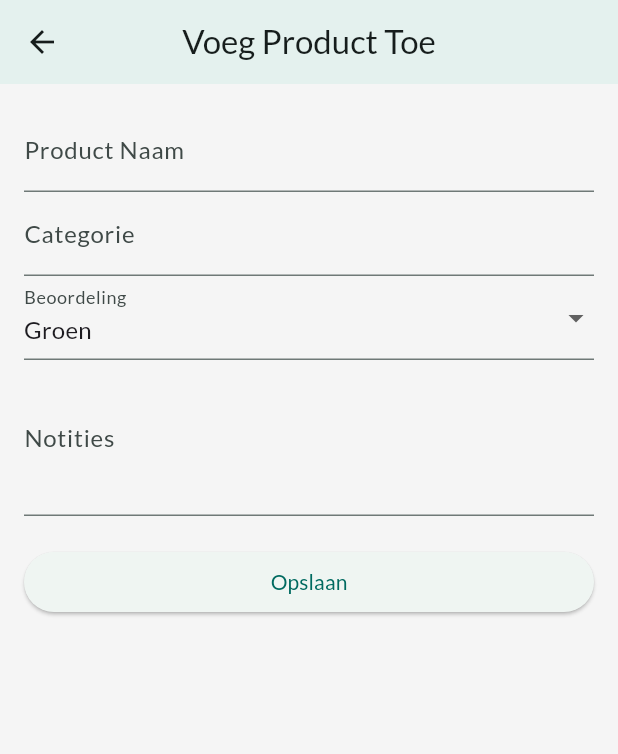
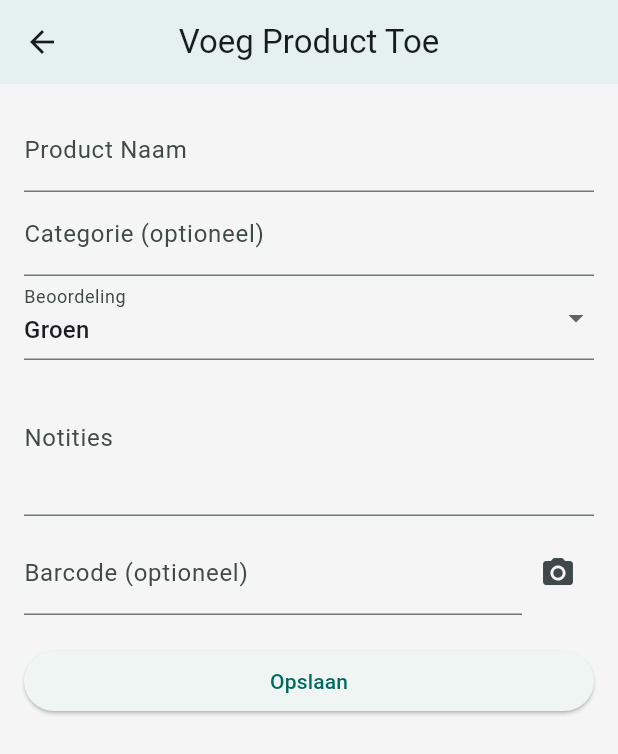
Before and after one commit to albert-boersen/histamine_helper, a Flutter app: the screen it shows after launch, after a tap on the "add" icon, on a phone screen of 412 x 824 dp. Shown: the top 754 px of the screen. Run offline on Flutter 3.47's test engine with Material 3 defaults, Android fonts, the light colour scheme and no system bars; our stand-ins replace hive, hive_flutter; missing offline and left inert: mobile_scanner; accounts and stored records are empty.

Commit message:
Added a mobile scanner and fixed some issues

```diff
--- a/lib/main.dart
+++ b/lib/main.dart
@@ -1,5 +1,4 @@
 import 'package:flutter/material.dart';
-import 'package:google_fonts/google_fonts.dart';
 import 'package:hive_flutter/hive_flutter.dart';
 import 'package:provider/provider.dart';
 import 'models/product.dart';
@@ -16,18 +15,20 @@ void main() async {
 
 class MyApp extends StatelessWidget {
   final Box<Product> productBox;
-  const MyApp({Key? key, required this.productBox}) : super(key: key);
+  MyApp({Key? key, Box<Product>? productBox})
+      : productBox = productBox ?? Hive.box<Product>('products'),
+        super(key: key);
 
   @override
   Widget build(BuildContext context) {
     return ChangeNotifierProvider(
       create: (_) => ProductProvider(productBox),
       child: MaterialApp(
-        title: 'Histamine Helper',
+        title: 'Histamine Tracker',
         theme: ThemeData(
           useMaterial3: true,
           colorScheme: ColorScheme.fromSeed(seedColor: Colors.teal),
-          textTheme: GoogleFonts.latoTextTheme(Theme.of(context).textTheme),
+          textTheme: ThemeData.light().textTheme,
           scaffoldBackgroundColor: Colors.grey[100],
           appBarTheme: const AppBarTheme(
             centerTitle: true,
--- a/lib/models/product.dart
+++ b/lib/models/product.dart
@@ -11,15 +11,19 @@ class Product extends HiveObject {
   String category;
 
   @HiveField(2)
-  String severity; // waarden: 'groen', 'oranje', 'rood'
+  String severity; // bijv. 'groen', 'oranje', 'rood'
 
   @HiveField(3)
   String notes;
+
+  @HiveField(4)
+  String? barcode; // optioneel barcode-veld
 
   Product({
     required this.name,
     required this.category,
     required this.severity,
     this.notes = '',
+    this.barcode,
   });
 }
--- a/lib/screens/add_product_screen.dart
+++ b/lib/screens/add_product_screen.dart
@@ -2,6 +2,7 @@ import 'package:flutter/material.dart';
 import 'package:provider/provider.dart';
 import '../providers/product_provider.dart';
 import '../models/product.dart';
+import 'barcode_scanner_screen.dart';
 
 class AddProductScreen extends StatefulWidget {
   const AddProductScreen({Key? key}) : super(key: key);
@@ -16,6 +17,7 @@ class _AddProductScreenState extends State<AddProductScreen> {
   String category = '';
   String severity = 'groen';
   String notes = '';
+  String barcode = '';
 
   @override
   Widget build(BuildContext context) {
@@ -35,7 +37,10 @@ class _AddProductScreenState extends State<AddProductScreen> {
                 onSaved: (value) => name = value!,
               ),
               TextFormField(
-                decoration: const InputDecoration(labelText: 'Categorie'),
+                decoration: const InputDecoration(
+                  labelText: 'Categorie (optioneel)',
+                  hintText: 'Laat leeg als niet van toepassing',
+                ),
                 onSaved: (value) => category = value ?? '',
               ),
               DropdownButtonFormField<String>(
@@ -57,16 +62,48 @@ class _AddProductScreenState extends State<AddProductScreen> {
                 maxLines: 3,
                 onSaved: (value) => notes = value ?? '',
               ),
+              const SizedBox(height: 10),
+              Row(
+                children: [
+                  Expanded(
+                    child: TextFormField(
+                      decoration: const InputDecoration(
+                        labelText: 'Barcode (optioneel)',
+                      ),
+                      initialValue: barcode,
+                      onSaved: (value) => barcode = value ?? '',
+                    ),
+                  ),
+                  IconButton(
+                    icon: const Icon(Icons.camera_alt),
+                    onPressed: () async {
+                      final scannedBarcode = await Navigator.push(
+                        context,
+                        MaterialPageRoute(
+                          builder: (context) => const BarcodeScannerScreen(),
+                        ),
+                      );
+                      if (scannedBarcode != null) {
+                        setState(() {
+                          barcode = scannedBarcode;
+                        });
+                      }
+                    },
+                  ),
+                ],
+              ),
               const SizedBox(height: 20),
               ElevatedButton(
                 onPressed: () {
                   if (_formKey.currentState!.validate()) {
                     _formKey.currentState!.save();
                     Product newProduct = Product(
-                        name: name,
-                        category: category,
-                        severity: severity,
-                        notes: notes);
+                      name: name,
+                      category: category,
+                      severity: severity,
+                      notes: notes,
+                      barcode: barcode.isNotEmpty ? barcode : null,
+                    );
                     productProvider.addProduct(newProduct);
                     Navigator.pop(context);
                   }
--- a/lib/screens/edit_product_screen.dart
+++ b/lib/screens/edit_product_screen.dart
@@ -2,16 +2,13 @@ import 'package:flutter/material.dart';
 import 'package:provider/provider.dart';
 import '../providers/product_provider.dart';
 import '../models/product.dart';
+import 'barcode_scanner_screen.dart';
 
 class EditProductScreen extends StatefulWidget {
   final Product product;
   final int productIndex;
 
-  const EditProductScreen({
-    Key? key,
-    required this.product,
-    required this.productIndex,
-  }) : super(key: key);
+  const EditProductScreen({Key? key, required this.product, required this.productIndex}) : super(key: key);
 
   @override
   _EditProductScreenState createState() => _EditProductScreenState();
@@ -23,6 +20,7 @@ class _EditProductScreenState extends State<EditProductScreen> {
   late String category;
   late String severity;
   late String notes;
+  late String barcode;
 
   @override
   void initState() {
@@ -31,6 +29,7 @@ class _EditProductScreenState extends State<EditProductScreen> {
     category = widget.product.category;
     severity = widget.product.severity;
     notes = widget.product.notes;
+    barcode = widget.product.barcode ?? '';
   }
 
   @override
@@ -47,8 +46,7 @@ class _EditProductScreenState extends State<EditProductScreen> {
               TextFormField(
                 initialValue: name,
                 decoration: const InputDecoration(labelText: 'Product Naam'),
-                validator: (value) =>
-                    value == null || value.isEmpty ? 'Vul een naam in' : null,
+                validator: (value) => value == null || value.isEmpty ? 'Vul een naam in' : null,
                 onSaved: (value) => name = value!,
               ),
               TextFormField(
@@ -79,6 +77,36 @@ class _EditProductScreenState extends State<EditProductScreen> {
                 maxLines: 3,
                 onSaved: (value) => notes = value ?? '',
               ),
+              const SizedBox(height: 10),
+              Row(
+                children: [
+                  Expanded(
+                    child: TextFormField(
+                      decoration: const InputDecoration(
+                        labelText: 'Barcode (optioneel)',
+                      ),
+                      initialValue: barcode,
+                      onSaved: (value) => barcode = value ?? '',
+                    ),
+                  ),
+                  IconButton(
+                    icon: const Icon(Icons.camera_alt),
+                    onPressed: () async {
+                      final scannedBarcode = await Navigator.push(
+                        context,
+                        MaterialPageRoute(
+                          builder: (context) => const BarcodeScannerScreen(),
+                        ),
+                      );
+                      if (scannedBarcode != null) {
+                        setState(() {
+                          barcode = scannedBarcode;
+                        });
+                      }
+                    },
+                  ),
+                ],
+              ),
               const SizedBox(height: 20),
               ElevatedButton(
                 onPressed: () {
@@ -89,6 +117,7 @@ class _EditProductScreenState extends State<EditProductScreen> {
                       category: category,
                       severity: severity,
                       notes: notes,
+                      barcode: barcode.isNotEmpty ? barcode : null,
                     );
                     productProvider.updateProduct(widget.productIndex, updatedProduct);
                     Navigator.pop(context);
--- a/lib/screens/home_screen.dart
+++ b/lib/screens/home_screen.dart
@@ -31,22 +31,21 @@ class _HomeScreenState extends State<HomeScreen> {
   @override
   Widget build(BuildContext context) {
     final productProvider = Provider.of<ProductProvider>(context);
-    // Filter de producten op naam en categorie
-    final products = productProvider.products
-        .where((product) =>
-            product.name.toLowerCase().contains(searchQuery.toLowerCase()) ||
-            product.category.toLowerCase().contains(searchQuery.toLowerCase()))
-        .toList();
+    // Zoek op naam, categorie en barcode:
+    final products = productProvider.products.where((product) =>
+        product.name.toLowerCase().contains(searchQuery.toLowerCase()) ||
+        product.category.toLowerCase().contains(searchQuery.toLowerCase()) ||
+        (product.barcode?.toLowerCase().contains(searchQuery.toLowerCase()) ?? false)
+    ).toList();
 
     return Scaffold(
       appBar: AppBar(
-        title: const Text('Histamine Helper'),
+        title: const Text('Histamine Tracker'),
       ),
       body: Padding(
         padding: const EdgeInsets.all(8.0),
         child: Column(
           children: [
-            // Zoekbalk
             TextField(
               decoration: InputDecoration(
                 labelText: 'Zoeken',
@@ -62,7 +61,6 @@ class _HomeScreenState extends State<HomeScreen> {
               },
             ),
             const SizedBox(height: 10),
-            // Lijst met producten (gefilterd)
             Expanded(
               child: products.isEmpty
                   ? const Center(child: Text('Geen producten gevonden'))
@@ -75,33 +73,24 @@ class _HomeScreenState extends State<HomeScreen> {
                           shape: RoundedRectangleBorder(
                             borderRadius: BorderRadius.circular(12),
                           ),
-                          margin: const EdgeInsets.symmetric(
-                              vertical: 6, horizontal: 12),
+                          margin: const EdgeInsets.symmetric(vertical: 6, horizontal: 12),
                           child: ListTile(
-                            contentPadding: const EdgeInsets.symmetric(
-                                vertical: 8, horizontal: 16),
-                            title: Text(product.name,
-                                style: const TextStyle(
-                                    fontWeight: FontWeight.w600)),
-                            subtitle: Text(product.category.isNotEmpty
-                                ? product.category
-                                : 'Geen categorie'),
+                            contentPadding: const EdgeInsets.symmetric(vertical: 8, horizontal: 16),
+                            title: Text(product.name, style: const TextStyle(fontWeight: FontWeight.w600)),
+                            subtitle: Text(product.category.isNotEmpty ? product.category : 'Geen categorie'),
                             trailing: CircleAvatar(
-                              backgroundColor:
-                                  getSeverityColor(product.severity),
+                              backgroundColor: getSeverityColor(product.severity),
                               child: Text(
                                 product.severity.substring(0, 1).toUpperCase(),
                                 style: const TextStyle(color: Colors.white),
                               ),
                             ),
                             onTap: () {
-                              int indexInOriginal =
-                                  productProvider.products.indexOf(product);
+                              int indexInOriginal = productProvider.products.indexOf(product);
                               Navigator.push(
                                 context,
                                 MaterialPageRoute(
-                                  builder: (context) =>
-                                      ProductDetailScreen(productIndex: index),
+                                  builder: (context) => ProductDetailScreen(productIndex: indexInOriginal),
                                 ),
                               );
                             },
@@ -115,10 +104,8 @@ class _HomeScreenState extends State<HomeScreen> {
       ),
       floatingActionButton: FloatingActionButton(
         onPressed: () {
-          Navigator.push(
-              context,
-              MaterialPageRoute(
-                  builder: (context) => const AddProductScreen()));
+          Navigator.push(context,
+              MaterialPageRoute(builder: (context) => const AddProductScreen()));
         },
         child: const Icon(Icons.add),
       ),
--- a/lib/screens/product_detail_screen.dart
+++ b/lib/screens/product_detail_screen.dart
@@ -27,24 +27,20 @@ class ProductDetailScreen extends StatelessWidget {
 
   @override
   Widget build(BuildContext context) {
-    // Gebruik Consumer zodat de widget opnieuw opbouwt wanneer de provider wijzigt.
     return Consumer<ProductProvider>(
       builder: (context, productProvider, child) {
-        // Controleer of de index nog geldig is
         if (productIndex >= productProvider.products.length) {
           return Scaffold(
             appBar: AppBar(title: const Text('Product niet gevonden')),
             body: const Center(child: Text('Dit product bestaat niet meer.')),
           );
         }
-        // Haal het meest recente product op uit de provider
         final Product product = productProvider.products[productIndex];
 
         return Scaffold(
           appBar: AppBar(
             title: Text(product.name),
             actions: [
-              // Edit-knop: Navigeer naar het bewerkscherm
               IconButton(
                 icon: const Icon(Icons.edit),
                 onPressed: () {
@@ -59,7 +55,6 @@ class ProductDetailScreen extends StatelessWidget {
                   );
                 },
               ),
-              // Delete-knop: Verwijder het product en keer terug
               IconButton(
                 icon: const Icon(Icons.delete),
                 onPressed: () {
@@ -74,13 +69,11 @@ class ProductDetailScreen extends StatelessWidget {
             child: Column(
               crossAxisAlignment: CrossAxisAlignment.start,
               children: [
-                // Toon de categorie (of 'Geen categorie' als leeg)
                 Text(
                   'Categorie: ${product.category.isNotEmpty ? product.category : 'Geen categorie'}',
                   style: const TextStyle(fontSize: 18),
                 ),
                 const SizedBox(height: 10),
-                // Toon de beoordeling met kleurindicatie
                 Row(
                   children: [
                     const Text('Beoordeling: ', style: TextStyle(fontSize: 18)),
@@ -98,10 +91,14 @@ class ProductDetailScreen extends StatelessWidget {
                   ],
                 ),
                 const SizedBox(height: 10),
-                // Toon de notities
                 const Text('Notities:', style: TextStyle(fontSize: 18)),
                 const SizedBox(height: 5),
                 Text(product.notes),
+                if (product.barcode != null && product.barcode!.isNotEmpty)
+                  Padding(
+                    padding: const EdgeInsets.only(top: 10),
+                    child: Text('Barcode: ${product.barcode}'),
+                  ),
               ],
             ),
           ),
```
Also changed, not shown: lib/screens/barcode_scanner_screen.dart (added, +46 -0 lines), pubspec.yaml (+4 -66 lines), lib/models/product.g.dart, pubspec.lock, 2 other files.
